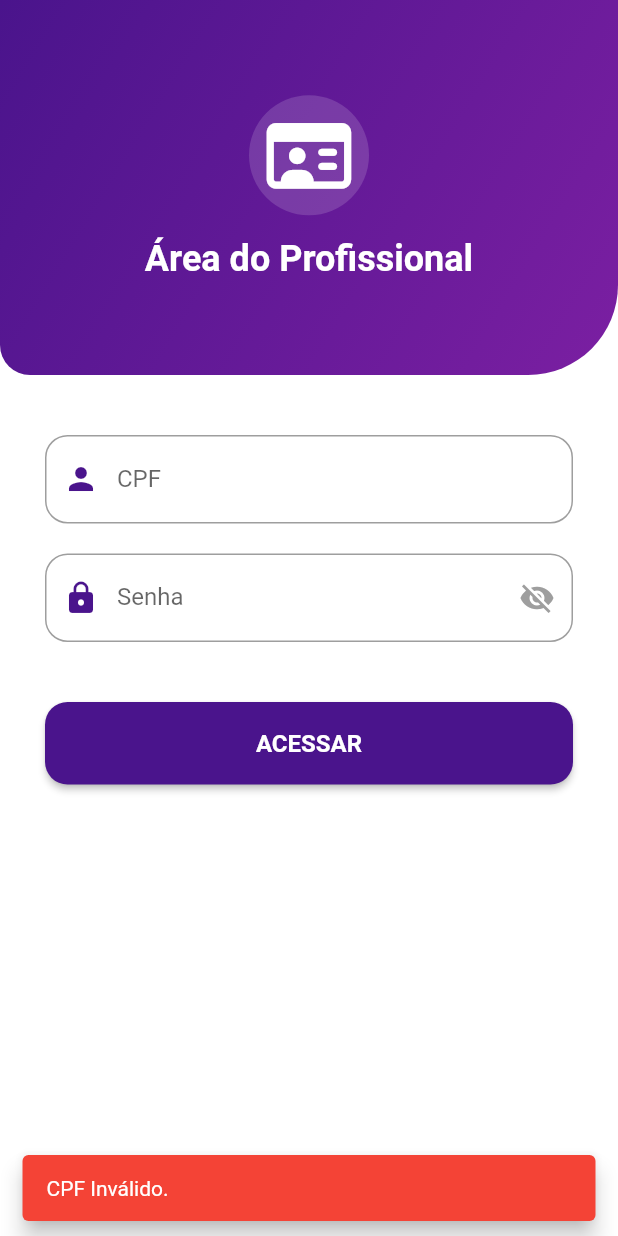
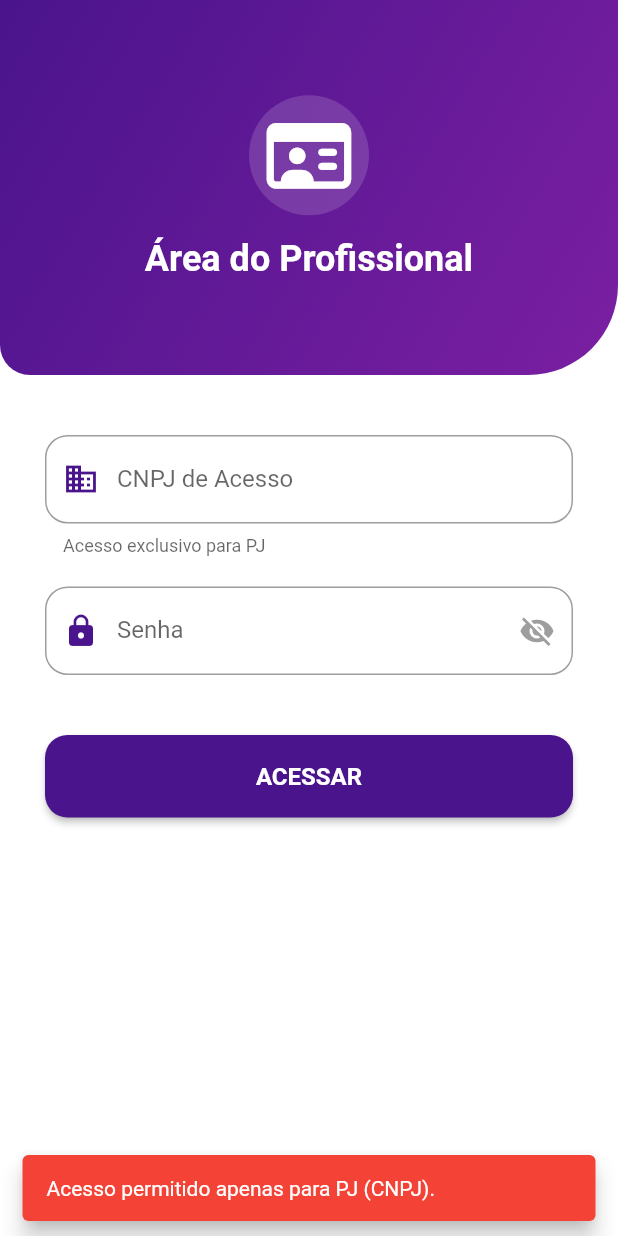
Before and after one commit to darlanv13/agenpets, a Flutter app: the LoginProfissionalScreen screen opened by its route, after a tap on "ACESSAR", on a phone screen of 412 x 824 dp. Run offline on Flutter 3.47's test engine with Material 3 defaults, Android fonts, the phone set to English and light mode, and no system bars; our stand-ins replace cloud_firestore, cloud_functions, firebase_auth, firebase_core, firebase_messaging, firebase_storage and 9 more; missing offline and left inert: cpf_cnpj_validator; accounts and stored records are empty.

Commit message:
Enable CNPJ login and user creation for professionals
- Updated `adminController.js`: `criarContaProfissional` now accepts `documento` (generic for CPF/CNPJ), detects type by length, and saves `doc_busca` and `tipo_documento` in the profile. Shadow email uses the cleaned document number.
- Updated `GestaoEquipeView`: Added a toggle to switch between CPF and CNPJ masks when creating users.
- Updated `LoginProfissionalScreen`: Changed input to accept generic document numbers, applies CNPJ mask by default, and strictly enforces CNPJ validation for mobile app access as per requirements.
- Cleaned up redundant `webhookPix` export in `agendamentoController.js`.

Co-authored-by: darlanv13 <31708997+darlanv13@users.noreply.github.com>

```diff
--- a/lib/profissional_app/login_profissional_screen.dart
+++ b/lib/profissional_app/login_profissional_screen.dart
@@ -1,6 +1,7 @@
 import 'package:flutter/material.dart';
 import 'package:mask_text_input_formatter/mask_text_input_formatter.dart';
 import 'package:cpf_cnpj_validator/cpf_validator.dart';
+import 'package:cpf_cnpj_validator/cnpj_validator.dart';
 import 'package:cloud_firestore/cloud_firestore.dart';
 import 'package:firebase_auth/firebase_auth.dart';
 import 'package:firebase_core/firebase_core.dart';
@@ -30,6 +31,11 @@ class _LoginProfissionalScreenState extends State<LoginProfissionalScreen> {
 
   var maskCpf = MaskTextInputFormatter(
     mask: '###.###.###-##',
+    filter: {"#": RegExp(r'[0-9]')},
+  );
+
+  var maskCnpj = MaskTextInputFormatter(
+    mask: '##.###.###/####-##',
     filter: {"#": RegExp(r'[0-9]')},
   );
 
@@ -78,13 +84,23 @@ class _LoginProfissionalScreenState extends State<LoginProfissionalScreen> {
   }
 
   Future<void> _fazerLogin() async {
-    String cpfLimpo = maskCpf.getUnmaskedText();
+    // Tenta pegar de CNPJ primeiro, se vazio tenta CPF (mas a UI vai forçar CNPJ visualmente se desejado)
+    String docLimpo = _cpfController.text.replaceAll(RegExp(r'[^0-9]'), '');
     String senha = _passController.text;
 
-    if (!CPFValidator.isValid(cpfLimpo)) {
-      _mostrarSnack("CPF Inválido.", cor: Colors.red);
-      return;
+    bool isCnpj = docLimpo.length > 11;
+
+    // Validação estrita: O usuário pediu "Acesso só permitido com CNPJ" no App.
+    if (!isCnpj) {
+       _mostrarSnack("Acesso permitido apenas para PJ (CNPJ).", cor: Colors.red);
+       return;
+    } else {
+       if (!CNPJValidator.isValid(docLimpo)) {
+          _mostrarSnack("CNPJ Inválido.", cor: Colors.red);
+          return;
+       }
     }
+
     if (senha.isEmpty) {
       _mostrarSnack("Digite a senha.", cor: Colors.red);
       return;
@@ -92,7 +108,7 @@ class _LoginProfissionalScreenState extends State<LoginProfissionalScreen> {
 
     setState(() => _isLoading = true);
 
-    final emailLogin = "$cpfLimpo@agenpets.pro";
+    final emailLogin = "$docLimpo@agenpets.pro";
 
     try {
       UserCredential userCred = await _auth.signInWithEmailAndPassword(
@@ -131,7 +147,7 @@ class _LoginProfissionalScreenState extends State<LoginProfissionalScreen> {
     } on FirebaseAuthException catch (e) {
       String msg = "Erro no login.";
       if (e.code == 'wrong-password' || e.code == 'invalid-credential')
-        msg = "Senha ou CPF incorretos.";
+        msg = "Senha ou Documento incorretos.";
       if (e.code == 'user-not-found') msg = "Profissional não cadastrado.";
       if (e.code == 'too-many-requests') msg = "Muitas tentativas. Aguarde.";
       _mostrarSnack(msg, cor: Colors.red);
@@ -256,14 +272,16 @@ class _LoginProfissionalScreenState extends State<LoginProfissionalScreen> {
                   children: [
                     TextField(
                       controller: _cpfController,
-                      inputFormatters: [maskCpf],
+                      // Permite digitar CNPJ
+                      inputFormatters: [maskCnpj],
                       keyboardType: TextInputType.number,
                       decoration: InputDecoration(
-                        labelText: "CPF",
-                        prefixIcon: Icon(Icons.person, color: _corAcai),
+                        labelText: "CNPJ de Acesso", // Alterado label
+                        prefixIcon: Icon(Icons.domain, color: _corAcai),
                         border: OutlineInputBorder(
                           borderRadius: BorderRadius.circular(15),
                         ),
+                        helperText: "Acesso exclusivo para PJ"
                       ),
                     ),
                     SizedBox(height: 20),
```
Also changed, not shown: lib/admin_web/views/gestao_equipe_view.dart (+47 -4 lines), 2 other files.
